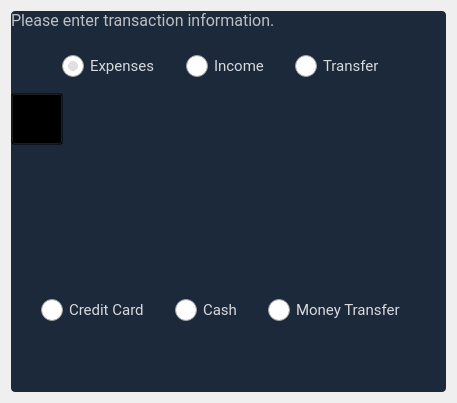
This is budgetter/view/skeletons/AddTransaction.ui in opierre/Budgetter as Qt 5 draws it before an edit. The edited form follows.
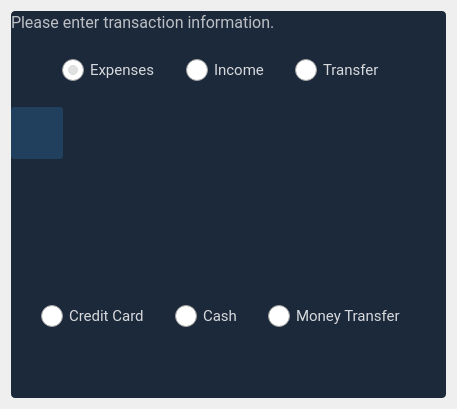
This is the edited form. Icons and pictures are not drawn. Custom widgets are drawn as their Qt base class.

Commit message: feat: add category icon in add transaction popup

Diff of the .ui file:
```diff
--- a/budgetter/view/skeletons/AddTransaction.ui
+++ b/budgetter/view/skeletons/AddTransaction.ui
@@ -7,7 +7,7 @@
     <x>0</x>
     <y>0</y>
     <width>457</width>
-    <height>401</height>
+    <height>409</height>
    </rect>
   </property>
   <property name="windowTitle">
@@ -115,6 +115,13 @@
 QRadioButton#transfer::indicator::unchecked 
 {
 	image: url(:/images/images/radio_button_unchecked_FILL0_wght400_GRAD0_opsz48_transfer.svg);
+}
+
+QToolButton
+{
+	border: none;
+	border-radius: 3px;
+	outline: none;
 }</string>
   </property>
   <layout class="QGridLayout" name="gridLayout">
@@ -274,7 +281,15 @@
            <number>20</number>
           </property>
           <item>
+           <layout class="QVBoxLayout" name="verticalLayout_3">
+            <property name="topMargin">
+             <number>17</number>
+            </property>
+            <item>
            <widget class="QToolButton" name="category_icon">
+              <property name="enabled">
+               <bool>false</bool>
+              </property>
             <property name="minimumSize">
              <size>
               <width>52</width>
@@ -290,16 +305,21 @@
             <property name="focusPolicy">
              <enum>Qt::NoFocus</enum>
             </property>
+              <property name="styleSheet">
+               <string notr="true">background-color: #21405D;</string>
+              </property>
             <property name="text">
              <string/>
             </property>
             <property name="iconSize">
              <size>
-              <width>48</width>
-              <height>48</height>
+                <width>40</width>
+                <height>40</height>
              </size>
             </property>
            </widget>
+            </item>
+           </layout>
           </item>
           <item>
            <widget class="MaterialOutlinedLineEdit" name="category">
@@ -340,7 +360,7 @@
             </property>
             <property name="maximumSize">
              <size>
-              <width>200</width>
+              <width>16777215</width>
               <height>67</height>
              </size>
             </property>
@@ -356,13 +376,13 @@
            <widget class="MaterialOutlinedLineEdit" name="amount">
             <property name="minimumSize">
              <size>
-              <width>200</width>
+              <width>170</width>
               <height>67</height>
              </size>
             </property>
             <property name="maximumSize">
              <size>
-              <width>200</width>
+              <width>170</width>
               <height>67</height>
              </size>
             </property>
```
Left out of the diff: 4 changed lines with no effect on the pictures. Lines whose indentation alone changed are shown as unchanged. The commit also changes 11 other files.
